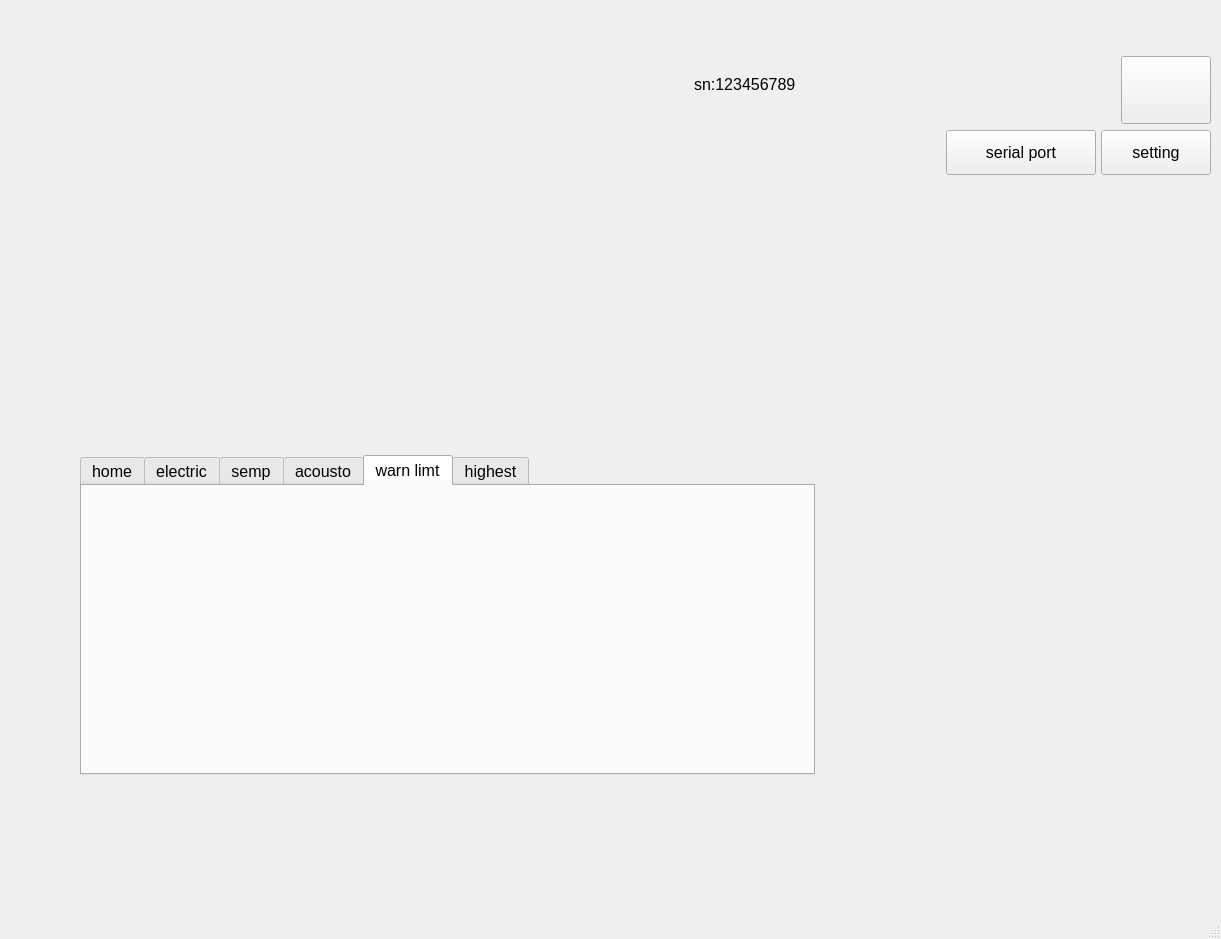
Qt form mainwindow.ui (yuanjinxin123/shenglei) before a commit.
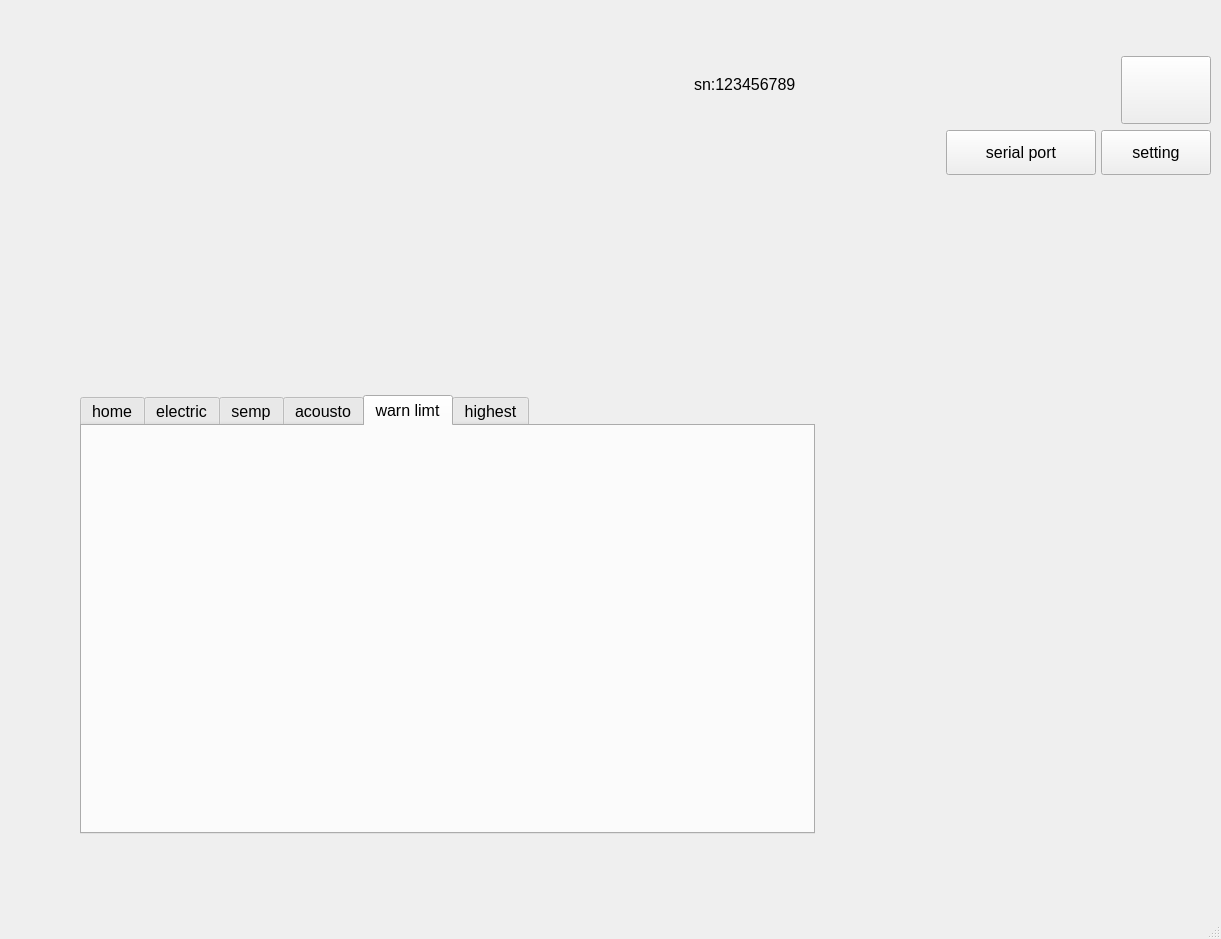
The same form after that commit. The open tabs and pages were chosen to show the change. Custom widgets are drawn as their Qt base class.

Commit message: 1，db文件放到用户有执行权限目录，避免安装在C盘无写入权限 2，主界面微调

The edit to the form file:
```diff
--- a/mainwindow.ui
+++ b/mainwindow.ui
@@ -606,22 +606,6 @@
             <property name="bottomMargin">
              <number>15</number>
             </property>
-            <item>
-             <spacer name="verticalSpacer_4">
-              <property name="orientation">
-               <enum>Qt::Vertical</enum>
-              </property>
-              <property name="sizeType">
-               <enum>QSizePolicy::Expanding</enum>
-              </property>
-              <property name="sizeHint" stdset="0">
-               <size>
-                <width>20</width>
-                <height>40</height>
-               </size>
-              </property>
-             </spacer>
-            </item>
             <item>
              <widget class="QTabWidget" name="mTab">
               <property name="autoFillBackground">
@@ -807,22 +791,6 @@
               </widget>
              </widget>
             </item>
-            <item>
-             <spacer name="verticalSpacer_5">
-              <property name="orientation">
-               <enum>Qt::Vertical</enum>
-              </property>
-              <property name="sizeType">
-               <enum>QSizePolicy::Expanding</enum>
-              </property>
-              <property name="sizeHint" stdset="0">
-               <size>
-                <width>20</width>
-                <height>40</height>
-               </size>
-              </property>
-             </spacer>
-            </item>
            </layout>
           </widget>
          </item>
```
Left out of the diff: 2 changed lines with no effect on the pictures. The commit also changes 2 other files.
